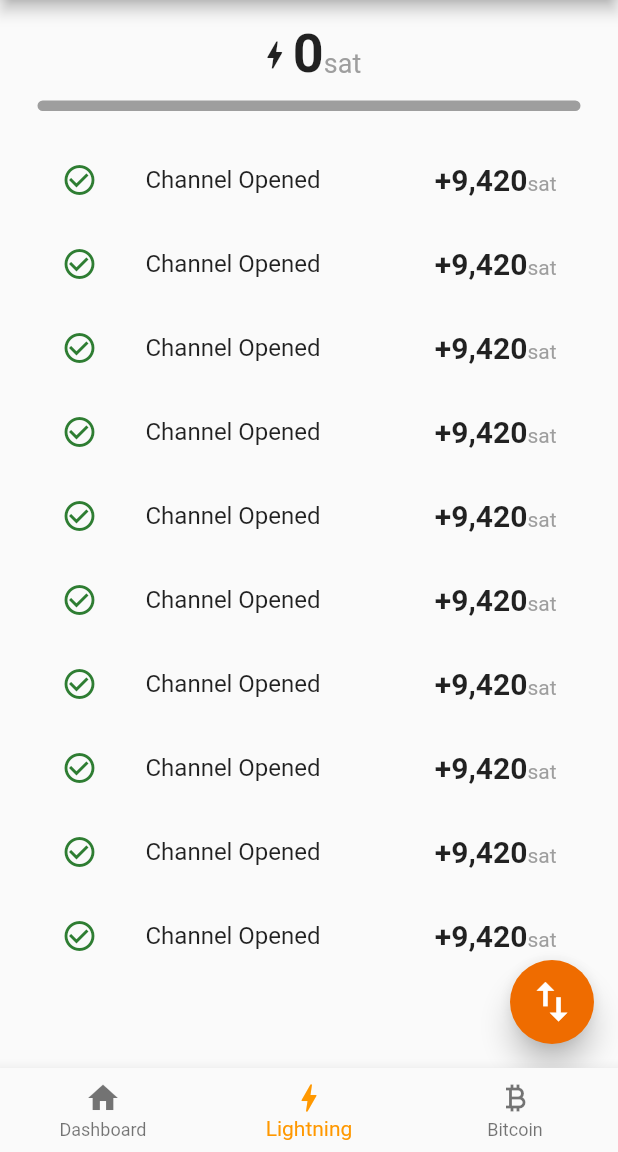
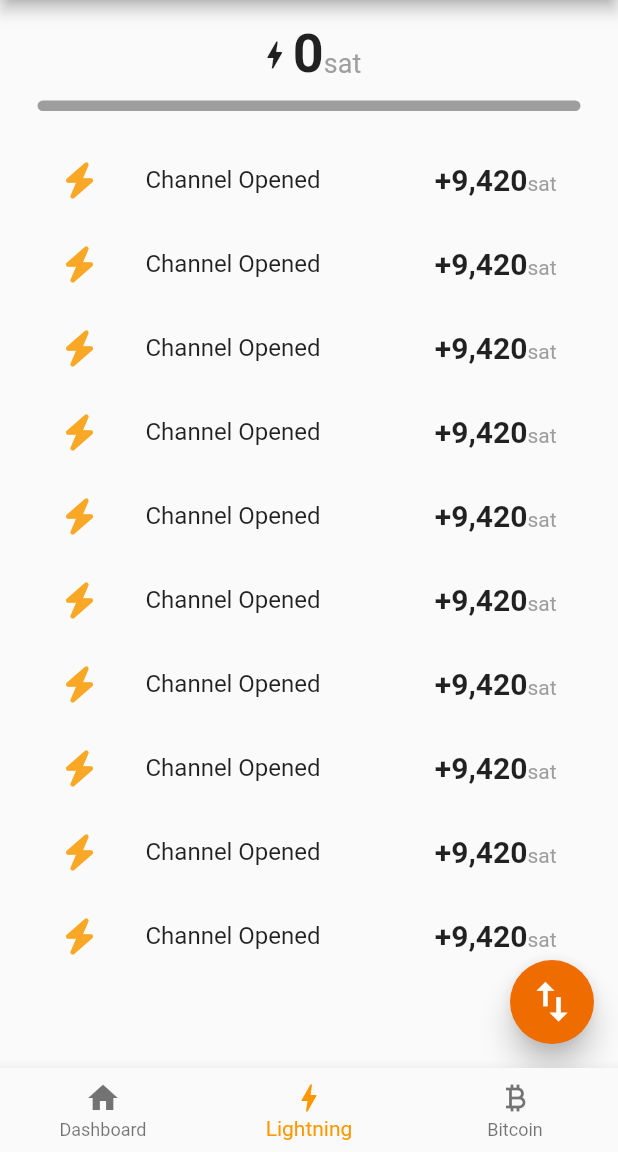
Before and after one commit to get10101/10101-PoC, a Flutter app: the screen it shows after launch, item 2 of the bottom bar chosen, on a phone screen of 412 x 824 dp, the part 84-1236 px from its top. Run offline on Flutter 3.47's test engine with Material 2 defaults, Android fonts, the phone set to English and light mode, and no system bars; drawn by our look-alikes of flutter_speed_dial; our stand-ins replace decimal, flutter_svg, font_awesome_flutter, go_router, qr_flutter; missing offline and left inert: dart:ffi, dart:html, f_logs, flutter_rust_bridge.

Commit message:
chore: add some more beautiful icons

```diff
--- a/lib/wallet/payment_history_list_item.dart
+++ b/lib/wallet/payment_history_list_item.dart
@@ -19,40 +19,30 @@ class PaymentHistoryListItem extends StatelessWidget {
 
     switch (data.status) {
       case PaymentStatus.pending:
-        statusIcon = const CircularProgressIndicator();
+        statusIcon = const SizedBox(width: 20, height: 20, child: CircularProgressIndicator());
         break;
       case PaymentStatus.finalized:
         switch (data.type) {
           case PaymentType.receive:
           case PaymentType.deposit:
-            statusIcon = Transform.rotate(
-              angle: -135 * math.pi / 180,
-              child: IconButton(
-                icon: Icon(
-                  FontAwesomeIcons.arrowLeft,
-                  color: Colors.red[800],
-                ),
-                onPressed: null,
-              ),
-            );
+            statusIcon = depositIcon();
             break;
           case PaymentType.send:
           case PaymentType.withdraw:
-            statusIcon = Transform.rotate(
-              angle: 135 * math.pi / 180,
-              child: IconButton(
-                icon: Icon(
-                  FontAwesomeIcons.arrowLeft,
-                  color: Colors.green[800],
-                ),
-                onPressed: null,
-              ),
-            );
+            statusIcon = withdrawIcon();
+            break;
+          case PaymentType.cfdOpen:
+            statusIcon = cfdOpenIcon();
+            break;
+          case PaymentType.cfdClose:
+            statusIcon = cfdClosedIcon();
             break;
           case PaymentType.channelOpen:
+            statusIcon = channelOpenIcon();
+            break;
           case PaymentType.channelClose:
-          case PaymentType.cfdOpen:
-          case PaymentType.cfdClose:
+            statusIcon = channelClosedIcon();
+            break;
           case PaymentType.sportsbetOpen:
           case PaymentType.sportsbetClose:
             // TODO: Handle these cases.
@@ -80,4 +70,51 @@ class PaymentHistoryListItem extends StatelessWidget {
       ),
     );
   }
+
+  Transform depositIcon() {
+    return Transform.rotate(
+        angle: -135 * math.pi / 180,
+        child: Icon(
+          FontAwesomeIcons.arrowLeft,
+          color: Colors.green[800],
+        ));
+  }
+
+  Transform withdrawIcon() {
+    return Transform.rotate(
+      angle: 135 * math.pi / 180,
+      child: Icon(
+        FontAwesomeIcons.arrowLeft,
+        color: Colors.red[800],
+      ),
+    );
+  }
+
+  Icon cfdOpenIcon() {
+    return Icon(
+      Icons.shopping_cart_checkout,
+      color: Colors.orange[800],
+    );
+  }
+
+  Icon cfdClosedIcon() {
+    return Icon(
+      Icons.remove_shopping_cart,
+      color: Colors.orange[800],
+    );
+  }
+
+  Icon channelOpenIcon() {
+    return Icon(
+      FontAwesomeIcons.bolt,
+      color: Colors.yellow[800],
+    );
+  }
+
+  Icon channelClosedIcon() {
+    return Icon(
+      FontAwesomeIcons.link,
+      color: Colors.grey[800],
+    );
+  }
 }
```
